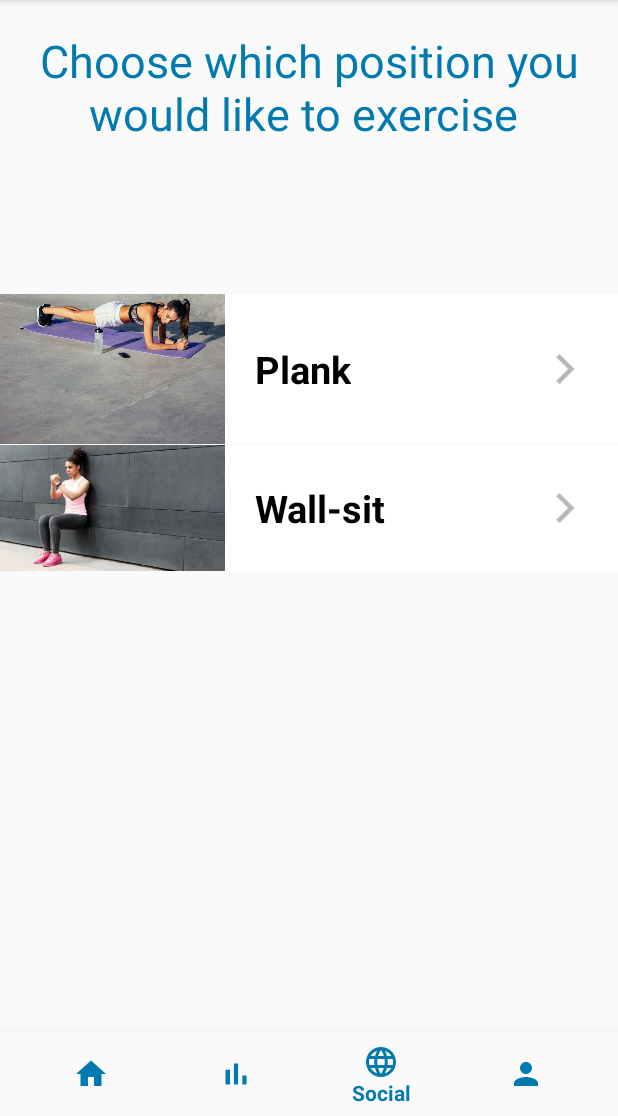
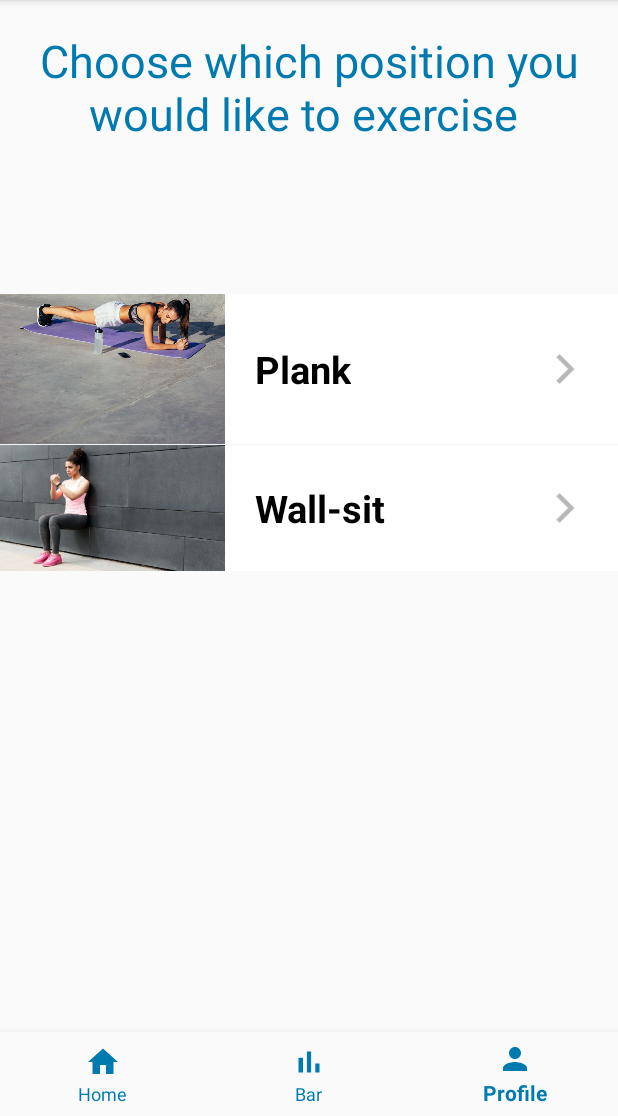
Before and after one commit to salaheddine28/AndroidStudioMyOut, an Android app: the ChoosePlankWallSit screen opened directly, with no data from a screen before it, item 3 of the bottom bar chosen, on a phone screen of 412 x 824 dp, the part 120-1236 px from its top. Run offline under Robolectric (Android 15) with nearby library versions, the light colour scheme and no system bars.

Commit message:
navbar en index aangepast

```diff
--- a/app/src/main/java/com/MyOut/myout/IndexActivity.kt
+++ b/app/src/main/java/com/MyOut/myout/IndexActivity.kt
@@ -10,9 +10,9 @@ import kotlinx.android.synthetic.main.activity_main.*
 
 class IndexActivity : AppCompatActivity() {
 
-    private val name = arrayOf("Push-Up","Pull-Up","Squat", "Plank / Wall-sit", "Running")
+    private val name = arrayOf("Push-Up","Squat", "Plank / Wall-sit", "Running")
 
-    private val image = arrayOf(R.drawable.pushup,R.drawable.pullup , R.drawable.squats, R.drawable.planks, R.drawable.running)
+    private val image = arrayOf(R.drawable.pushup, R.drawable.squats, R.drawable.planks, R.drawable.running)
     override fun onCreate(savedInstanceState: Bundle?) {
         super.onCreate(savedInstanceState)
         setContentView(R.layout.activity_index)
--- a/app/src/main/res/menu/bottom_navbar.xml
+++ b/app/src/main/res/menu/bottom_navbar.xml
@@ -11,10 +11,6 @@
         android:icon="@drawable/ic_baseline_bar_chart_24"
         android:title="Bar"/>
 
-    <item
-        android:id="@+id/ic_social"
-        android:icon="@drawable/ic_baseline_language_24"
-        android:title="Social"/>
 
     <item
         android:id="@+id/ic_profile"
```
Also changed, not shown: app/src/main/AndroidManifest.xml (+7 -6 lines).
